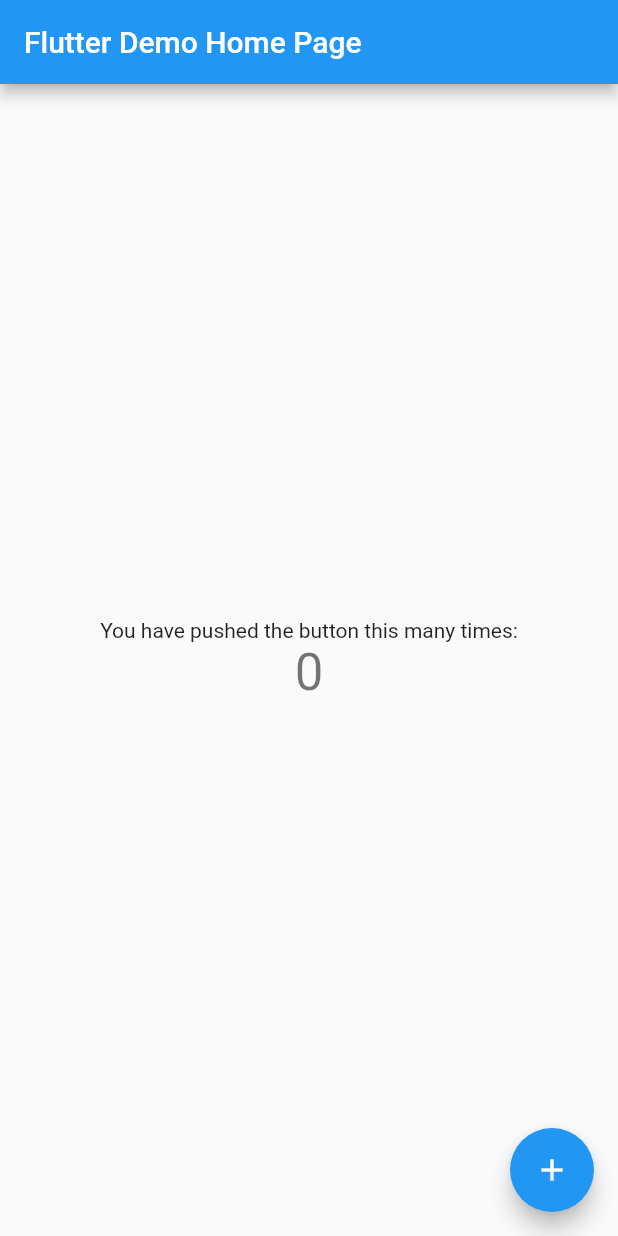
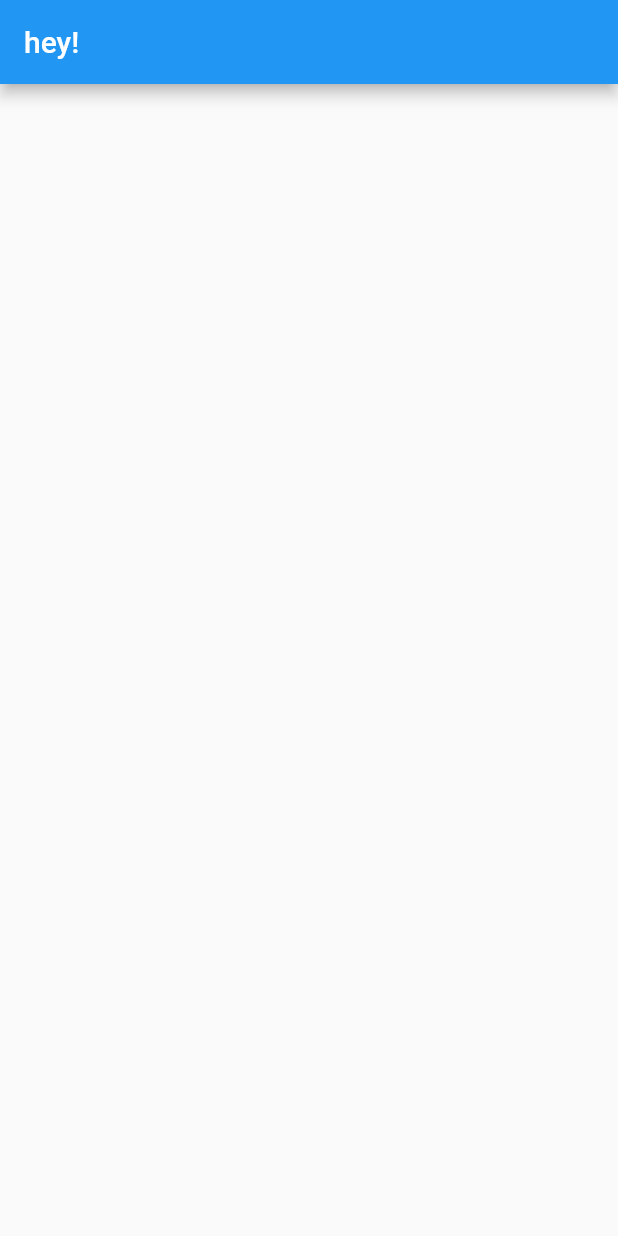
Before and after one commit to saadhzubairi/App_Dev_Project, a Flutter app: the screen it shows after launch, on a phone screen of 412 x 824 dp. Run offline on Flutter 3.47's test engine with Material 2 defaults, Android fonts, the phone set to English and light mode, and no system bars.

Commit message:
simple changes

```diff
--- /dev/null
+++ b/lib/login_signup_pages/loginScreen.dart
@@ -0,0 +1,13 @@
+import 'package:flutter/material.dart';
+
+class LandingPage extends StatelessWidget {
+  const LandingPage({Key? key}) : super(key: key);
+  @override
+  Widget build(BuildContext context) {
+    return Scaffold(
+      appBar: AppBar(
+        title: const Text("hey!"),
+      ),
+    );
+  }
+}
--- a/lib/main.dart
+++ b/lib/main.dart
@@ -1,4 +1,5 @@
 import 'package:flutter/material.dart';
+import 'login_signup_pages/loginScreen.dart';
 
 void main() {
   runApp(const MyApp());
@@ -13,103 +14,9 @@
     return MaterialApp(
       title: 'Flutter Demo',
       theme: ThemeData(
-        // This is the theme of your application.
-        //
-        // Try running your application with "flutter run". You'll see the
-        // application has a blue toolbar. Then, without quitting the app, try
-        // changing the primarySwatch below to Colors.green and then invoke
-        // "hot reload" (press "r" in the console where you ran "flutter run",
-        // or simply save your changes to "hot reload" in a Flutter IDE).
-        // Notice that the counter didn't reset back to zero; the application
-        // is not restarted.
         primarySwatch: Colors.blue,
       ),
-      home: const MyHomePage(title: 'Flutter Demo Home Page'),
+      home: const LandingPage(),
     );
   }
 }
-
-class MyHomePage extends StatefulWidget {
-  const MyHomePage({super.key, required this.title});
-
-  // This widget is the home page of your application. It is stateful, meaning
-  // that it has a State object (defined below) that contains fields that affect
-  // how it looks.
-
-  // This class is the configuration for the state. It holds the values (in this
-  // case the title) provided by the parent (in this case the App widget) and
-  // used by the build method of the State. Fields in a Widget subclass are
-  // always marked "final".
-
-  final String title;
-
-  @override
-  State<MyHomePage> createState() => _MyHomePageState();
-}
-
-class _MyHomePageState extends State<MyHomePage> {
-  int _counter = 0;
-
-  void _incrementCounter() {
-    setState(() {
-      // This call to setState tells the Flutter framework that something has
-      // changed in this State, which causes it to rerun the build method below
-      // so that the display can reflect the updated values. If we changed
-      // _counter without calling setState(), then the build method would not be
-      // called again, and so nothing would appear to happen.
-      _counter++;
-    });
-  }
-
-  @override
-  Widget build(BuildContext context) {
-    // This method is rerun every time setState is called, for instance as done
-    // by the _incrementCounter method above.
-    //
-    // The Flutter framework has been optimized to make rerunning build methods
-    // fast, so that you can just rebuild anything that needs updating rather
-    // than having to individually change instances of widgets.
-    return Scaffold(
-      appBar: AppBar(
-        // Here we take the value from the MyHomePage object that was created by
-        // the App.build method, and use it to set our appbar title.
-        title: Text(widget.title),
-      ),
-      body: Center(
-        // Center is a layout widget. It takes a single child and positions it
-        // in the middle of the parent.
-        child: Column(
-          // Column is also a layout widget. It takes a list of children and
-          // arranges them vertically. By default, it sizes itself to fit its
-          // children horizontally, and tries to be as tall as its parent.
-          //
-          // Invoke "debug painting" (press "p" in the console, choose the
-          // "Toggle Debug Paint" action from the Flutter Inspector in Android
-          // Studio, or the "Toggle Debug Paint" command in Visual Studio Code)
-          // to see the wireframe for each widget.
-          //
-          // Column has various properties to control how it sizes itself and
-          // how it positions its children. Here we use mainAxisAlignment to
-          // center the children vertically; the main axis here is the vertical
-          // axis because Columns are vertical (the cross axis would be
-          // horizontal).
-          mainAxisAlignment: MainAxisAlignment.center,
-          children: <Widget>[
-            const Text(
-              'You have pushed the button this many times:',
-            ),
-            Text(
-              '$_counter',
-              style: Theme.of(context).textTheme.headline4,
-            ),
-          ],
-        ),
-      ),
-      floatingActionButton: FloatingActionButton(
-        onPressed: _incrementCounter,
-        tooltip: 'Increment',
-        child: const Icon(Icons.add),
-      ), // This trailing comma makes auto-formatting nicer for build methods.
-    );
-  }
-}
```
